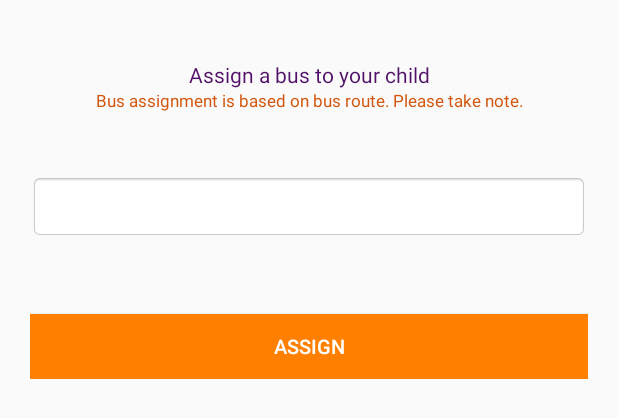
After one commit to janim2/Safet, an Android app: the layout activity_assign_bus__to__child.xml on its own in the app's theme, with its tools: preview values and no code run, on a phone screen of 412 x 824 dp. The commit adds this screen. Shown: the top 418 px of the screen. Run offline under Robolectric (Android 15) with nearby library versions, the phone set to English and light mode, and no system bars.

Commit message:
assign children to buses

```diff
--- a/app/src/main/AndroidManifest.xml
+++ b/app/src/main/AndroidManifest.xml
@@ -18,8 +18,10 @@
         android:roundIcon="@mipmap/ic_launcher_round"
         android:supportsRtl="true"
         android:theme="@style/AppTheme">
-        <activity android:name=".Change_password"
-            android:parentActivityName=".MainActivity"></activity>
+        <activity android:name=".Assign_bus_To_Child"></activity>
+        <activity
+            android:name=".Change_password"
+            android:parentActivityName=".MainActivity" />
         <activity
             android:name=".Messages_Activity"
             android:parentActivityName=".MainActivity" />
--- /dev/null
+++ b/app/src/main/res/layout/activity_assign_bus__to__child.xml
@@ -0,0 +1,89 @@
+<?xml version="1.0" encoding="utf-8"?>
+<ScrollView xmlns:android="http://schemas.android.com/apk/res/android"
+    xmlns:app="http://schemas.android.com/apk/res-auto"
+    xmlns:tools="http://schemas.android.com/tools"
+    android:layout_width="match_parent"
+    android:layout_height="match_parent"
+    tools:context=".Assign_bus_To_Child">
+
+    <LinearLayout
+        android:layout_width="match_parent"
+        android:layout_height="wrap_content"
+        android:layout_margin="20dp"
+        android:orientation="vertical">
+
+        <TextView
+            android:layout_width="match_parent"
+            android:layout_height="wrap_content"
+            android:layout_marginTop="20dp"
+            android:gravity="center"
+            android:textColor="@color/main_blue"
+            android:textSize="14sp"
+            android:text="Assign a bus to your child"/>
+
+        <TextView
+            android:layout_width="match_parent"
+            android:layout_height="wrap_content"
+            android:textColor="@color/colorPrimary"
+            android:gravity="center"
+            android:textSize="11sp"
+            android:text="Bus assignment is based on bus route. Please take note."/>
+
+         <TextView
+            android:layout_width="match_parent"
+            android:layout_height="wrap_content"
+             android:id="@+id/child_name"
+             android:textColor="@color/colorPrimaryDark"
+             android:textSize="15sp"
+             android:layout_marginTop="20dp"/>
+
+        <Spinner
+            android:layout_width="match_parent"
+            android:layout_height="43dp"
+            android:id="@+id/bus_spinner"
+            android:background="@android:drawable/editbox_background">
+
+        </Spinner>
+
+        <ProgressBar
+            android:layout_width="match_parent"
+            android:layout_height="25dp"
+            android:id="@+id/loading"
+            android:visibility="gone"
+            android:layout_marginTop="10dp"/>
+
+        <TextView
+            android:layout_width="match_parent"
+            android:layout_height="wrap_content"
+            android:id="@+id/status"
+            android:textSize="14sp"
+            android:visibility="gone"
+            android:textColor="@color/colorPrimary"/>
+
+        <TextView
+            android:layout_width="match_parent"
+            android:layout_height="wrap_content"
+            android:id="@+id/no_internet"
+            android:textSize="14sp"
+            android:gravity="center"
+            android:visibility="gone"
+            android:drawableTop="@drawable/refresh"
+            android:text="No internet connection"
+            android:textColor="@color/colorPrimary"/>
+
+
+
+        <Button
+            android:layout_width="match_parent"
+            android:layout_height="43dp"
+            android:text="Assign"
+            android:background="@color/colorPrimaryDark"
+            android:textColor="@android:color/white"
+            android:textSize="13sp"
+            android:layout_marginTop="50dp"
+            android:id="@+id/assign_button"/>
+
+
+    </LinearLayout>
+
+</ScrollView>
--- a/app/src/main/res/layout/fragment_about.xml
+++ b/app/src/main/res/layout/fragment_about.xml
@@ -173,7 +173,7 @@
 
                     <LinearLayout
                         android:layout_width="match_parent"
-                        android:layout_height="match_parent"
+                        android:layout_height="wrap_content"
                         android:orientation="vertical"
                         android:padding="2dp"
                         android:layout_weight="1">
```
Also changed, not shown: app/src/main/java/com/tekdivisal/safet/Adapters/ChildrenAdapter.java (+18 -5 lines), app/src/main/java/com/tekdivisal/safet/Assign_bus_To_Child.java (added, +368 -0 lines), app/src/main/java/com/tekdivisal/safet/Child_location.java (+13 -4 lines), app/src/main/java/com/tekdivisal/safet/Home.java (+58 -3 lines), app/src/main/java/com/tekdivisal/safet/Locate_Children.java (+9 -2 lines), app/src/main/java/com/tekdivisal/safet/Messages_Activity.java (+18 -3 lines), app/src/main/java/com/tekdivisal/safet/Model/Children.java (+11 -1 lines), app/src/main/java/com/tekdivisal/safet/Notifications.java (+18 -3 lines), app/src/main/res/layout/activity_messages.xml (+12 -0 lines), app/src/main/res/layout/activity_notifications.xml (+14 -0 lines).
